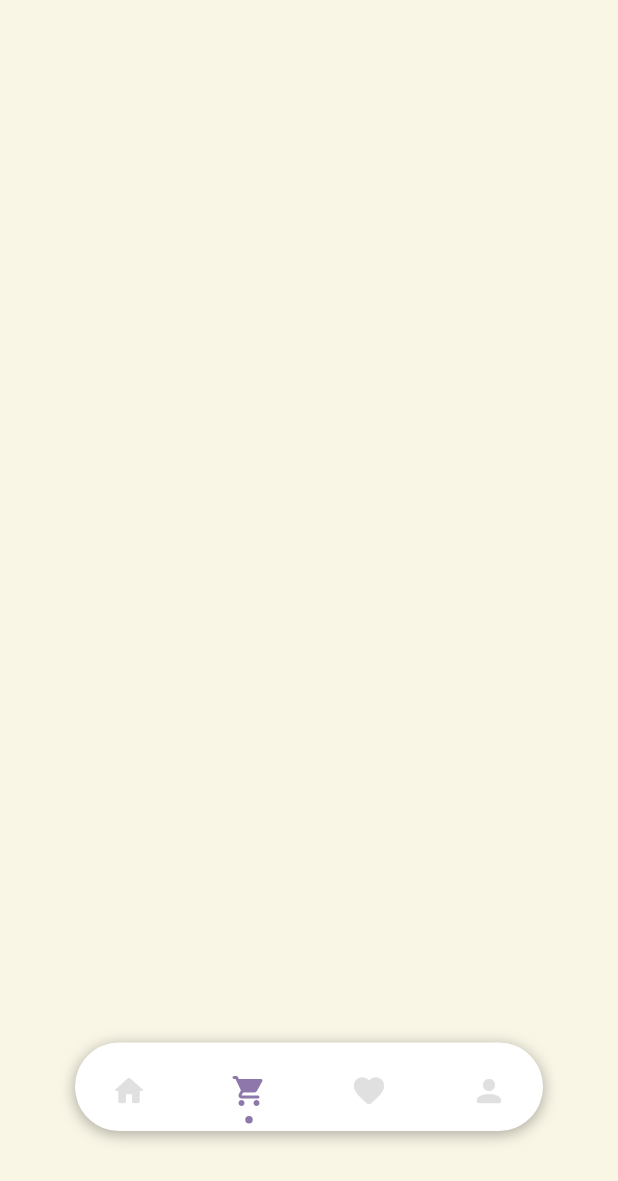
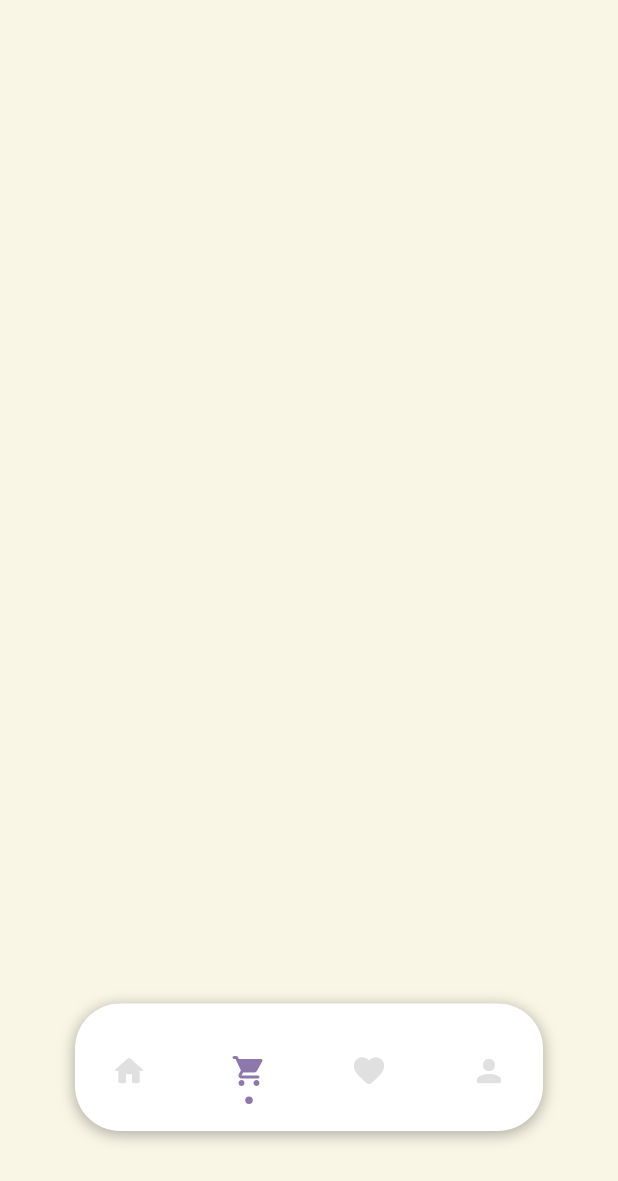
Before and after one commit to johnStuart00/mata_online_market, a Flutter app: the MyHomePage screen opened by its route, item 2 of the bottom bar chosen, on a phone screen of 412 x 824 dp. Shown: the top 1181 px of the screen. Run offline on Flutter 3.47's test engine with Material 3 defaults, Android fonts, the phone set to English and light mode, and no system bars; drawn by our look-alikes of dot_navigation_bar; our stand-ins replace adaptive_theme, carousel_slider, get, introduction_screen, shared_preferences, smooth_page_indicator; accounts and stored records are empty; generated files the repository leaves out were written again; network calls fail.

Commit message:
home screen done

```diff
--- a/lib/features/main_screen/presentation/main_screen.dart
+++ b/lib/features/main_screen/presentation/main_screen.dart
@@ -41,6 +41,9 @@ class _MyHomePageState extends State<MyHomePage> {
             bottom: 50,
             left: 0,
             right: 0,
+            child: SizedBox(
+              width: double.infinity,
+              height: 125,
               child: DotNavigationBar(
                 backgroundColor:
                     Theme.of(context).bottomNavigationBarTheme.backgroundColor,
@@ -74,6 +77,7 @@ class _MyHomePageState extends State<MyHomePage> {
                 ],
               ),
             ),
+          ),
         ],
       ),
     );
```
Lines whose indentation alone changed are shown as unchanged.
